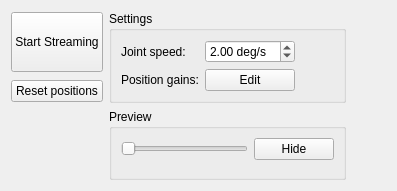
Qt form software/ddapp/src/app/ddJointCommandPanel.ui (openhumanoids/oh-distro) before a commit.
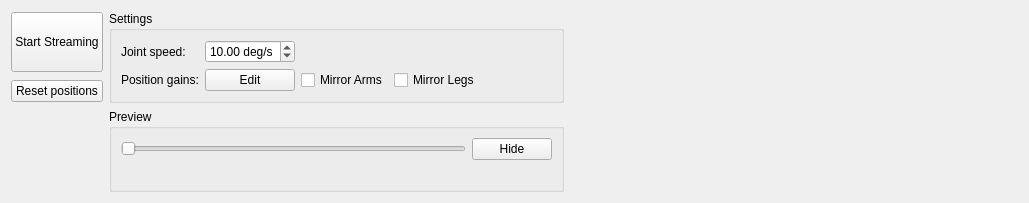
The same form after that commit.

Commit message: add checkboxes to enable/disable joint mirroring for arms and legs

Diff of the .ui file:
```diff
--- a/software/ddapp/src/app/ddJointCommandPanel.ui
+++ b/software/ddapp/src/app/ddJointCommandPanel.ui
@@ -6,8 +6,8 @@
    <rect>
     <x>0</x>
     <y>0</y>
-    <width>397</width>
-    <height>191</height>
+    <width>1029</width>
+    <height>203</height>
    </rect>
   </property>
   <property name="windowTitle">
@@ -23,6 +23,13 @@
       <bool>false</bool>
      </property>
      <layout class="QGridLayout" name="gridLayout">
+      <item row="1" column="3">
+       <widget class="QCheckBox" name="mirrorLegsCheck">
+        <property name="text">
+         <string>Mirror Legs</string>
+        </property>
+       </widget>
+      </item>
       <item row="0" column="0">
        <widget class="QLabel" name="label">
         <property name="text">
@@ -42,11 +49,11 @@
          <double>0.100000000000000</double>
         </property>
         <property name="value">
-         <double>2.000000000000000</double>
+         <double>10.000000000000000</double>
         </property>
        </widget>
       </item>
-      <item row="0" column="2">
+      <item row="0" column="3">
        <spacer name="horizontalSpacer_2">
         <property name="orientation">
          <enum>Qt::Horizontal</enum>
@@ -73,6 +80,13 @@
         </property>
        </widget>
       </item>
+      <item row="1" column="2">
+       <widget class="QCheckBox" name="mirrorArmsCheck">
+        <property name="text">
+         <string>Mirror Arms</string>
+        </property>
+       </widget>
+      </item>
      </layout>
     </widget>
    </item>
```
The commit also changes 1 other file.
